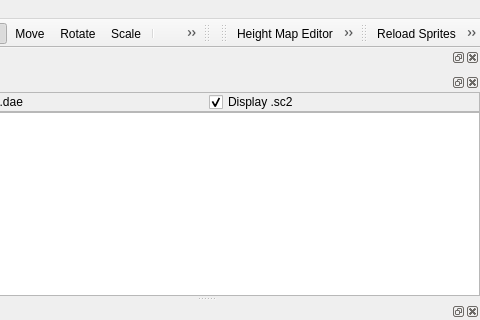
xaoctech/dava.engine, file Tools/ResourceEditor/DataQt/mainwindow.ui: the form before one commit; both pictures show x 623 to 1103 and y 0 to 320 of the 1103 by 796 pixel window.
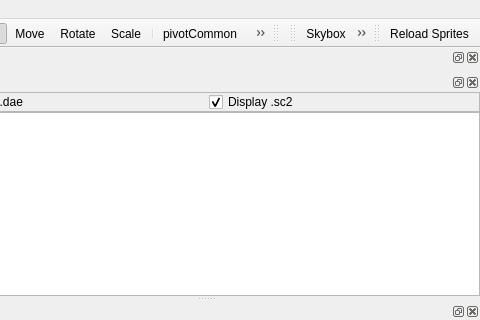
The form after the commit. Icons and pictures are not drawn. Custom widgets are drawn as their Qt base class.

Patch:
```diff
--- a/Tools/ResourceEditor/DataQt/mainwindow.ui
+++ b/Tools/ResourceEditor/DataQt/mainwindow.ui
@@ -732,6 +732,9 @@
    <attribute name="toolBarBreak">
     <bool>false</bool>
    </attribute>
+   <addaction name="actionSkyboxEditor"/>
+   <addaction name="actionLandscape"/>
+   <addaction name="separator"/>
    <addaction name="actionHeightMapEditor"/>
    <addaction name="actionTileMapEditor"/>
    <addaction name="actionShowNotPassableLandscape"/>
@@ -768,8 +771,6 @@
     <bool>false</bool>
    </attribute>
    <addaction name="actionReloadSprites"/>
-   <addaction name="actionLandscape"/>
-   <addaction name="actionSkyboxEditor"/>
   </widget>
   <action name="actionNewScene">
    <property name="icon">
```
Left out of the diff: 17 changed lines with no effect on the pictures.
